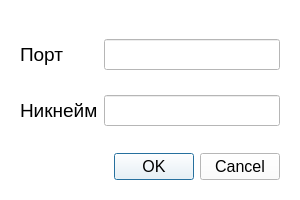
Above: setsocketsettings.ui from Dertosh/SocketChat before the change. Below: the same form after it.
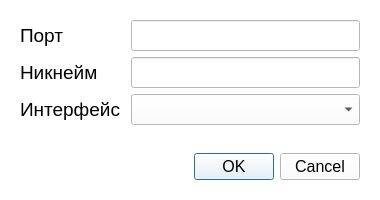
That is the form after the change.

```diff
--- a/setsocketsettings.ui
+++ b/setsocketsettings.ui
@@ -9,20 +9,20 @@
    <rect>
     <x>0</x>
     <y>0</y>
-    <width>300</width>
+    <width>380</width>
     <height>200</height>
    </rect>
   </property>
   <property name="sizePolicy">
-   <sizepolicy hsizetype="Expanding" vsizetype="Expanding">
+   <sizepolicy hsizetype="Preferred" vsizetype="Preferred">
     <horstretch>0</horstretch>
     <verstretch>0</verstretch>
    </sizepolicy>
   </property>
   <property name="minimumSize">
    <size>
-    <width>300</width>
-    <height>200</height>
+    <width>0</width>
+    <height>0</height>
    </size>
   </property>
   <property name="palette">
@@ -446,7 +446,7 @@
    </font>
   </property>
   <property name="windowTitle">
-   <string>Dialog</string>
+   <string>SocketChat - настройки</string>
   </property>
   <property name="autoFillBackground">
    <bool>false</bool>
@@ -463,8 +463,11 @@
      <layout class="QVBoxLayout" name="verticalLayout_3">
       <item>
        <layout class="QFormLayout" name="settingsFormLayout">
+        <property name="sizeConstraint">
+         <enum>QLayout::SetDefaultConstraint</enum>
+        </property>
         <property name="fieldGrowthPolicy">
-         <enum>QFormLayout::ExpandingFieldsGrow</enum>
+         <enum>QFormLayout::AllNonFixedFieldsGrow</enum>
         </property>
         <property name="rowWrapPolicy">
          <enum>QFormLayout::DontWrapRows</enum>
@@ -475,10 +478,13 @@
         <property name="formAlignment">
          <set>Qt::AlignLeading|Qt::AlignLeft|Qt::AlignTop</set>
         </property>
+        <property name="horizontalSpacing">
+         <number>10</number>
+        </property>
         <item row="0" column="0">
          <widget class="QLabel" name="portLabel">
           <property name="sizePolicy">
-           <sizepolicy hsizetype="Expanding" vsizetype="Expanding">
+           <sizepolicy hsizetype="Preferred" vsizetype="Preferred">
             <horstretch>0</horstretch>
             <verstretch>0</verstretch>
            </sizepolicy>
@@ -508,19 +514,10 @@
           </property>
          </widget>
         </item>
-        <item row="1" column="1">
-         <widget class="QLineEdit" name="nicknameLineEdit">
-          <property name="font">
-           <font>
-            <pointsize>14</pointsize>
-           </font>
-          </property>
-         </widget>
-        </item>
         <item row="1" column="0">
          <widget class="QLabel" name="nicknameLabel">
           <property name="sizePolicy">
-           <sizepolicy hsizetype="Expanding" vsizetype="Expanding">
+           <sizepolicy hsizetype="Preferred" vsizetype="Preferred">
             <horstretch>0</horstretch>
             <verstretch>0</verstretch>
            </sizepolicy>
@@ -535,6 +532,66 @@
           </property>
          </widget>
         </item>
+        <item row="1" column="1">
+         <widget class="QLineEdit" name="nicknameLineEdit">
+          <property name="font">
+           <font>
+            <pointsize>14</pointsize>
+           </font>
+          </property>
+         </widget>
+        </item>
+        <item row="2" column="0">
+         <widget class="QLabel" name="interfaceLable">
+          <property name="sizePolicy">
+           <sizepolicy hsizetype="Preferred" vsizetype="Preferred">
+            <horstretch>0</horstretch>
+            <verstretch>0</verstretch>
+           </sizepolicy>
+          </property>
+          <property name="minimumSize">
+           <size>
+            <width>0</width>
+            <height>0</height>
+           </size>
+          </property>
+          <property name="font">
+           <font>
+            <pointsize>14</pointsize>
+           </font>
+          </property>
+          <property name="autoFillBackground">
+           <bool>false</bool>
+          </property>
+          <property name="text">
+           <string>Интерфейс</string>
+          </property>
+         </widget>
+        </item>
+        <item row="2" column="1">
+         <widget class="QComboBox" name="interfaceComboBox">
+          <property name="sizePolicy">
+           <sizepolicy hsizetype="Expanding" vsizetype="Fixed">
+            <horstretch>0</horstretch>
+            <verstretch>0</verstretch>
+           </sizepolicy>
+          </property>
+          <property name="minimumSize">
+           <size>
+            <width>0</width>
+            <height>0</height>
+           </size>
+          </property>
+          <property name="font">
+           <font>
+            <pointsize>14</pointsize>
+           </font>
+          </property>
+          <property name="acceptDrops">
+           <bool>false</bool>
+          </property>
+         </widget>
+        </item>
        </layout>
       </item>
       <item>
```
